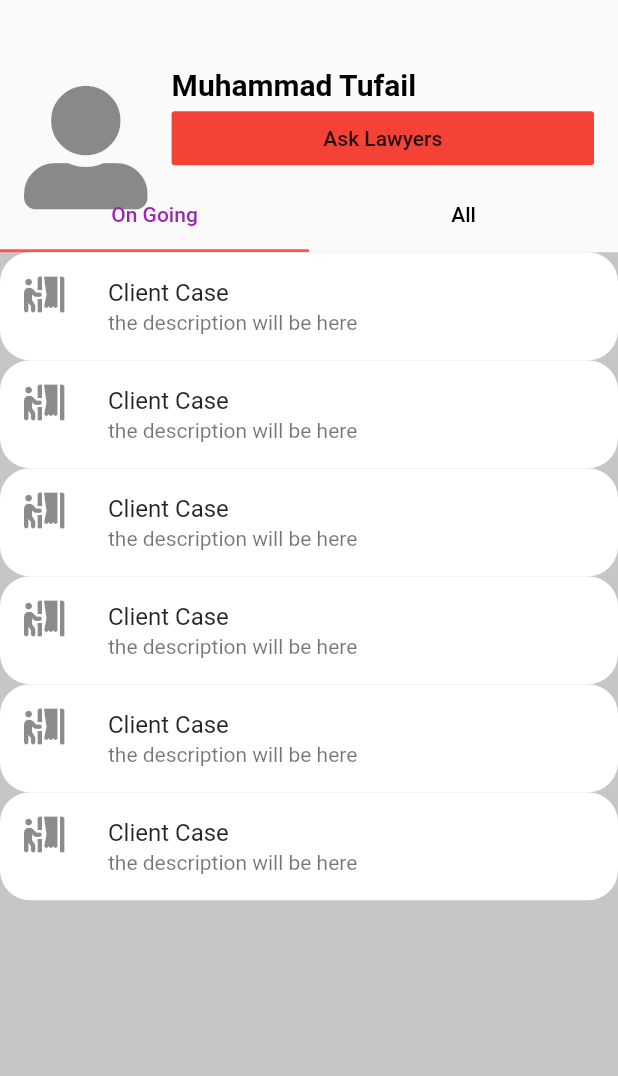
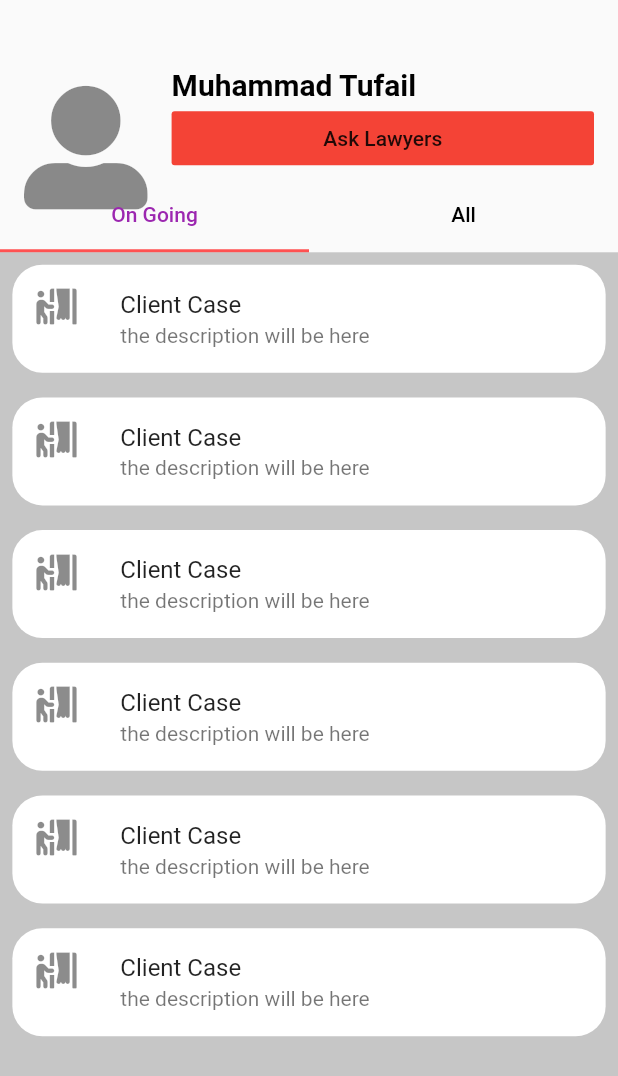
Before and after one commit to tufailsher/law-chamber, a Flutter app: the LawyerHomePage screen opened directly, after a tap on "Assist", on a phone screen of 412 x 824 dp. Shown: the top 1076 px of the screen. Run offline on Flutter 3.47's test engine with Material 2 defaults, Android fonts, the phone set to English and light mode, and no system bars; our stand-ins replace carousel_pro, cloud_firestore, firebase_auth, firebase_core, font_awesome_flutter, google_sign_in; missing offline and left inert: flutter_facebook_login, zap_architecture, zap_architecture_flutter; accounts and stored records are empty.

Commit message:
evening changes

```diff
--- /dev/null
+++ b/lib/pages/assist_ongoing_tab_page.dart
@@ -0,0 +1,30 @@
+import 'package:flutter/material.dart';
+import 'package:font_awesome_flutter/font_awesome_flutter.dart';
+import 'package:law_chamber/main.dart';
+import 'package:law_chamber/widgets/on_going_list_container.dart';
+class AssistOngoingTabPage extends StatefulWidget {
+  @override
+  _AssistOngoingTabPageState createState() => _AssistOngoingTabPageState();
+}
+
+class _AssistOngoingTabPageState extends State<AssistOngoingTabPage> {
+  @override
+  Widget build(BuildContext context) {
+    return Scaffold(
+      backgroundColor: Colors.black.withOpacity(0.2),
+      body: SingleChildScrollView(
+        child: Column(
+          mainAxisAlignment: MainAxisAlignment.spaceBetween,
+          children: [
+            onGoingListContainer(),
+            onGoingListContainer(),
+            onGoingListContainer(),
+            onGoingListContainer(),
+            onGoingListContainer(),
+            onGoingListContainer(),
+          ],
+        ),
+      ),
+    );
+  }
+}
--- a/lib/pages/assist_page.dart
+++ b/lib/pages/assist_page.dart
@@ -1,7 +1,8 @@
 import 'package:flutter/material.dart';
 import 'package:font_awesome_flutter/font_awesome_flutter.dart';
 import 'package:law_chamber/main.dart';
-import 'package:law_chamber/pages/ongoing_tab_page.dart';
+import 'package:law_chamber/pages/assist_all_tab_page.dart';
+import 'package:law_chamber/pages/assist_ongoing_tab_page.dart';
 import 'package:law_chamber/utils/Constants.dart';
 class AssistPage extends StatefulWidget {
   @override
@@ -52,8 +53,8 @@ class _AssistPageState extends State<AssistPage> {
                 width: double.infinity,
                 child: TabBarView(
                   children: [
-                    OngoingTabPage(),
-                    Center(child: Text("WithDraws")),
+                    AssistOngoingTabPage(),
+                    AssistAllTabPage(),
                   ],
                 ),
               ),
--- a/lib/pages/lawyer_home_page.dart
+++ b/lib/pages/lawyer_home_page.dart
@@ -6,6 +6,7 @@ import 'package:law_chamber/pages/consult_page.dart';
 import 'package:law_chamber/pages/credits_page.dart';
 import 'package:law_chamber/pages/every_day_law_page.dart';
 import 'package:law_chamber/pages/files_page.dart';
+import 'package:law_chamber/pages/promotion_page.dart';
 import 'package:law_chamber/pages/works_page.dart';
 import 'package:law_chamber/size_config.dart';
 import 'package:law_chamber/utils/Constants.dart';
@@ -101,10 +102,11 @@ class _LawyerHomePageState extends State<LawyerHomePage> {
                       GridViewContainer(
                         containerIcon: Icon(FontAwesomeIcons.calculator),
                         containerText: Text("Works"),
-                        onClick: (){
+                        onClick: () {
                           Navigator.push(
-                              context, MaterialPageRoute(
-                              builder: (context)=>WorksPage()));
+                              context,
+                              MaterialPageRoute(
+                                  builder: (context) => WorksPage()));
                         },
                       ),
                       GridViewContainer(
@@ -126,21 +128,28 @@ class _LawyerHomePageState extends State<LawyerHomePage> {
                                     builder: (context) => CreditsPage()));
                           }),
                       GridViewContainer(
-                        onClick: (){
+                        onClick: () {
                           Navigator.push(
-                              context, MaterialPageRoute(
-                              builder: (context)=>FilesPage()));
+                              context,
+                              MaterialPageRoute(
+                                  builder: (context) => FilesPage()));
                         },
                         containerIcon: Icon(FontAwesomeIcons.file),
                         containerText: Text("Files"),
                       ),
                       GridViewContainer(
+                        onClick: () {
+                          Navigator.push(
+                              context,
+                              MaterialPageRoute(
+                                  builder: (context) => PromotionPage()));
+                        },
                         containerIcon: Icon(FontAwesomeIcons.tags),
                         containerText: Text("Promotion"),
                       ),
                       GridViewContainer(
                         containerIcon: Icon(FontAwesomeIcons.mailBulk),
-                        containerText: Text("Email"),
+                        containerText: Text("Emails"),
                       ),
                     ],
                   ),
--- a/lib/pages/log_in_page.dart
+++ b/lib/pages/log_in_page.dart
@@ -7,6 +7,7 @@ import 'package:flutter/cupertino.dart';
 import 'package:flutter/material.dart';
 import 'package:font_awesome_flutter/font_awesome_flutter.dart';
 import 'package:law_chamber/blocs/authentications_bloc.dart';
+import 'package:law_chamber/main.dart';
 import 'package:law_chamber/pages/client_home.dart';
 import 'package:law_chamber/pages/lawyer_home_page.dart';
 import 'package:law_chamber/utils/Constants.dart';
@@ -56,6 +57,8 @@ class _LogInPageState extends State<LogInPage> {
                         ),
                       ),
                       child: SingleChildScrollView(
+                        child: Padding(
+                          padding: EdgeInsets.all(sizeConfig.height(0.010)),
                           child: Column(
                             mainAxisAlignment: MainAxisAlignment.spaceEvenly,
                             children: [
@@ -273,6 +276,7 @@ class _LogInPageState extends State<LogInPage> {
                         ),
                       ),
                     ),
+                  ),
                 ]
             ),
 
--- a/lib/pages/notification_screen.dart
+++ b/lib/pages/notification_screen.dart
@@ -1,6 +1,5 @@
 import 'package:flutter/material.dart';
 import 'package:font_awesome_flutter/font_awesome_flutter.dart';
-import 'package:law_chamber/main.dart';
 import 'package:law_chamber/utils/Constants.dart';
 class NotificationPage extends StatelessWidget {
   @override
--- a/lib/pages/ongoing_tab_page.dart
+++ /dev/null
@@ -1,88 +0,0 @@
-import 'package:flutter/material.dart';
-import 'package:font_awesome_flutter/font_awesome_flutter.dart';
-class OngoingTabPage extends StatefulWidget {
-  @override
-  _OngoingTabPageState createState() => _OngoingTabPageState();
-}
-
-class _OngoingTabPageState extends State<OngoingTabPage> {
-  @override
-  Widget build(BuildContext context) {
-    return Scaffold(
-      backgroundColor: Colors.black.withOpacity(0.2),
-      body: SingleChildScrollView(
-        child: Column(
-          mainAxisAlignment: MainAxisAlignment.spaceBetween,
-          children: [
-            Container(
-              decoration: BoxDecoration(
-                color: Colors.white,
-                borderRadius: BorderRadius.circular(20)
-              ),
-              child: ListTile(
-                leading: Icon(FontAwesomeIcons.personBooth),
-                title: Text("Client Case"),
-                subtitle: Text("the description will be here"),
-              ),
-            ),
-            Container(
-              decoration: BoxDecoration(
-                  color: Colors.white,
-                  borderRadius: BorderRadius.circular(20)
-              ),
-              child: ListTile(
-                leading: Icon(FontAwesomeIcons.personBooth),
-                title: Text("Client Case"),
-                subtitle: Text("the description will be here"),
-              ),
-            ),
-            Container(
-              decoration: BoxDecoration(
-                  color: Colors.white,
-                  borderRadius: BorderRadius.circular(20)
-              ),
-              child: ListTile(
-                leading: Icon(FontAwesomeIcons.personBooth),
-                title: Text("Client Case"),
-                subtitle: Text("the description will be here"),
-              ),
-            ),
-            Container(
-              decoration: BoxDecoration(
-                  color: Colors.white,
-                  borderRadius: BorderRadius.circular(20)
-              ),
-              child: ListTile(
-                leading: Icon(FontAwesomeIcons.personBooth),
-                title: Text("Client Case"),
-                subtitle: Text("the description will be here"),
-              ),
-            ),
-            Container(
-              decoration: BoxDecoration(
-                  color: Colors.white,
-                  borderRadius: BorderRadius.circular(20)
-              ),
-              child: ListTile(
-                leading: Icon(FontAwesomeIcons.personBooth),
-                title: Text("Client Case"),
-                subtitle: Text("the description will be here"),
-              ),
-            ),
-            Container(
-              decoration: BoxDecoration(
-                  color: Colors.white,
-                  borderRadius: BorderRadius.circular(20)
-              ),
-              child: ListTile(
-                leading: Icon(FontAwesomeIcons.personBooth),
-                title: Text("Client Case"),
-                subtitle: Text("the description will be here"),
-              ),
-            ),
-          ],
-        ),
-      ),
-    );
-  }
-}
--- a/lib/widgets/credits_button_container.dart
+++ b/lib/widgets/credits_button_container.dart
@@ -17,6 +17,7 @@ class CreditsButtonContainer extends StatelessWidget {
         height: SizeConfig.init(context).height(0.1),
         width: SizeConfig.init(context).width(0.2),
         decoration: BoxDecoration(
+          color: Colors.black.withOpacity(0.1),
           borderRadius: BorderRadius.circular(30),
           border: Border.all(color: Colors.black12),
         ),
--- a/lib/widgets/credits_container.dart
+++ b/lib/widgets/credits_container.dart
@@ -1,5 +1,6 @@
 import 'package:flutter/material.dart';
 import 'package:font_awesome_flutter/font_awesome_flutter.dart';
+import 'package:law_chamber/main.dart';
 import 'package:law_chamber/pages/activity_logs.dart';
 import 'package:law_chamber/pages/load_page.dart';
 import 'file:///C:/Users/Muhammad%20Tufail/AndroidStudioProjects/flutter_app/law_chamber/lib/utils/Constants.dart';
@@ -26,9 +27,12 @@ class CreditsContainer extends StatelessWidget {
         children: [
           Align(
             alignment: Alignment.topLeft,
-            child: Text("Credits",
-            //textAlign: TextAlign.start,
-            style: kLogInText,
+            child: Padding(
+              padding: EdgeInsets.all(sizeConfig.height(0.010)),
+              child: Text("Credits",
+              //textAlign: TextAlign.start,
+              style: kLogInText,
+              ),
             ),
           ),
           Divider(
--- a/lib/widgets/gridview_container.dart
+++ b/lib/widgets/gridview_container.dart
@@ -1,5 +1,4 @@
 import 'package:flutter/material.dart';
-import 'package:law_chamber/main.dart';
 import 'package:law_chamber/size_config.dart';
 class GridViewContainer extends StatelessWidget {
   final Icon containerIcon;
@@ -15,16 +14,15 @@ class GridViewContainer extends StatelessWidget {
     return GestureDetector(
       child: Scaffold(
         body: Container(
-
           decoration: BoxDecoration(
               borderRadius: BorderRadius.circular(10),
-              color: Colors.white
+              color: Colors.black.withOpacity(0.1),
             // border: Border.all(color: Colors.black54),
           ),
           height: SizeConfig.init(context).height(0.20),
           width:SizeConfig.init(context).width(0.9),
           child: Column(
-            //mainAxisAlignment: MainAxisAlignment.spaceEvenly,
+            mainAxisAlignment: MainAxisAlignment.spaceEvenly,
             children: [
               containerIcon,
               containerText,
--- /dev/null
+++ b/lib/widgets/on_going_list_container.dart
@@ -0,0 +1,20 @@
+import 'package:flutter/material.dart';
+import 'package:font_awesome_flutter/font_awesome_flutter.dart';
+import 'package:law_chamber/main.dart';
+
+Widget onGoingListContainer() {
+  return Padding(
+    padding: EdgeInsets.all(sizeConfig.height(0.01)),
+    child: Container(
+      decoration: BoxDecoration(
+          color: Colors.white,
+          borderRadius: BorderRadius.circular(20)
+      ),
+      child: ListTile(
+        leading: Icon(FontAwesomeIcons.personBooth),
+        title: Text("Client Case"),
+        subtitle: Text("the description will be here"),
+      ),
+    ),
+  );
+}
--- a/lib/widgets/whatsnew_container.dart
+++ b/lib/widgets/whatsnew_container.dart
@@ -22,10 +22,10 @@ class WhatsNewContainer extends StatelessWidget {
         style: kLogInText,
         ),
         subtitle: Container(
-          decoration: BoxDecoration(
-            borderRadius: BorderRadius.circular(10),
-            border: Border.all(color: Colors.black54),
-          ),
+          // decoration: BoxDecoration(
+          //   borderRadius: BorderRadius.circular(10),
+          //   border: Border.all(color: Colors.black54),
+          // ),
           height: SizeConfig.init(context).height(0.30),
           width:SizeConfig.init(context).width(0.9),
           child: Center(
```
Also changed, not shown: lib/pages/assist_all_tab_page.dart (added, +28 -0 lines), lib/pages/client_sign_up.dart (+6 -2 lines), lib/pages/news_page.dart (+28 -10 lines). Lines whose indentation alone changed are shown as unchanged.
